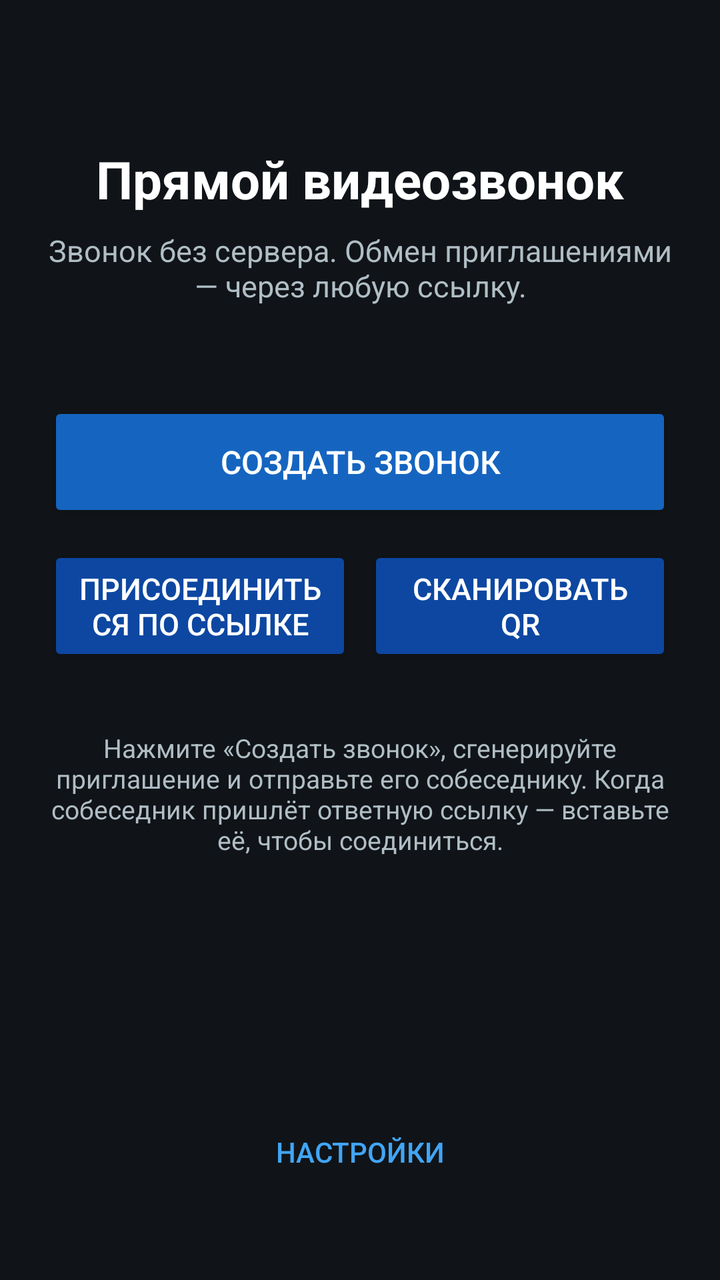
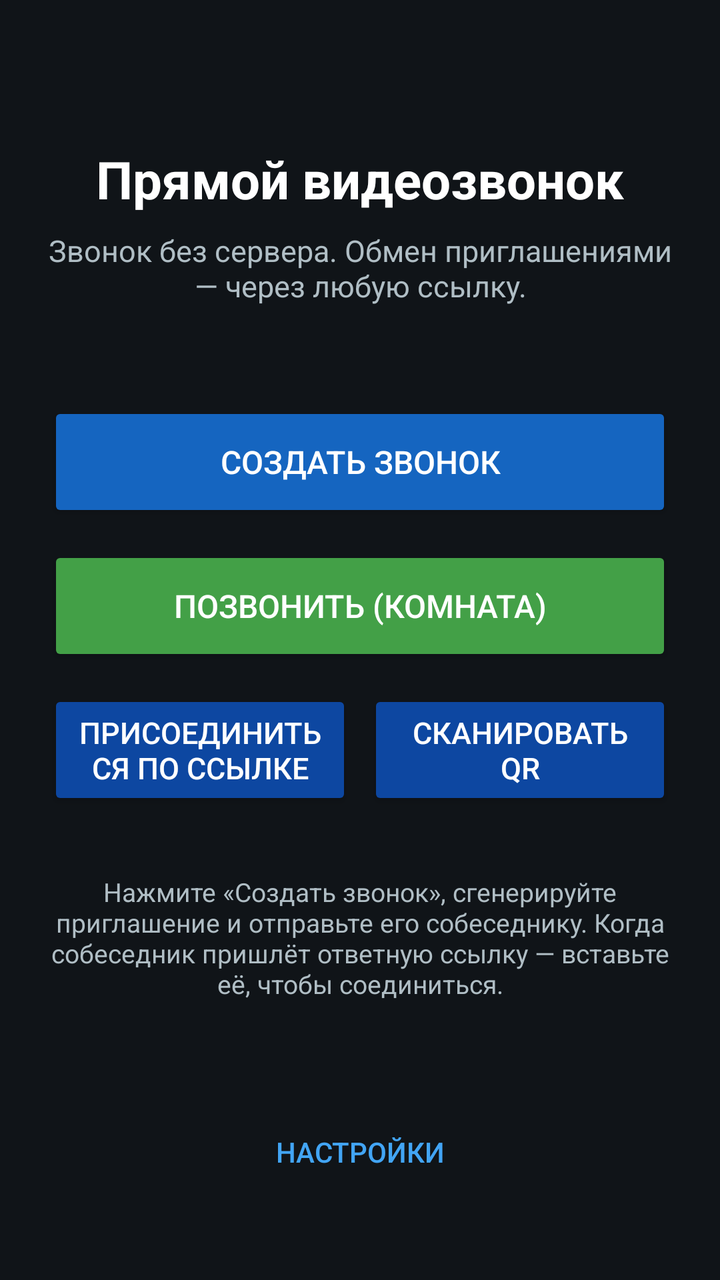

Screens rendered from an Android XML layout before and after an edit, with the pre-edit source and the edit as a unified diff.
<!-- AndroidManifest.xml: activity theme Theme.P2PCall -->
<!-- res/layout/activity_main.xml -->
<?xml version="1.0" encoding="utf-8"?>
<androidx.constraintlayout.widget.ConstraintLayout xmlns:android="http://schemas.android.com/apk/res/android"
    xmlns:app="http://schemas.android.com/apk/res-auto"
    android:layout_width="match_parent"
    android:layout_height="match_parent"
    android:background="@color/bg_dark"
    android:padding="24dp">

    <TextView
        android:id="@+id/titleView"
        android:layout_width="0dp"
        android:layout_height="wrap_content"
        android:layout_marginTop="48dp"
        android:gravity="center"
        android:text="@string/home_title"
        android:textColor="@color/text_primary"
        android:textSize="26sp"
        android:textStyle="bold"
        app:layout_constraintEnd_toEndOf="parent"
        app:layout_constraintStart_toStartOf="parent"
        app:layout_constraintTop_toTopOf="parent" />

    <TextView
        android:id="@+id/subtitleView"
        android:layout_width="0dp"
        android:layout_height="wrap_content"
        android:layout_marginTop="8dp"
        android:gravity="center"
        android:text="@string/home_subtitle"
        android:textColor="@color/text_secondary"
        android:textSize="15sp"
        app:layout_constraintEnd_toEndOf="parent"
        app:layout_constraintStart_toStartOf="parent"
        app:layout_constraintTop_toBottomOf="@id/titleView" />

    <Button
        android:id="@+id/btnCreateCall"
        style="@style/Widget.AppCompat.Button.Colored"
        android:layout_width="0dp"
        android:layout_height="60dp"
        android:layout_marginTop="48dp"
        android:backgroundTint="@color/brand"
        android:text="@string/btn_create_call"
        android:textColor="@color/text_primary"
        android:textSize="16sp"
        app:layout_constraintEnd_toEndOf="parent"
        app:layout_constraintStart_toStartOf="parent"
        app:layout_constraintTop_toBottomOf="@id/subtitleView" />

    <LinearLayout
        android:id="@+id/joinRow"
        android:layout_width="0dp"
        android:layout_height="wrap_content"
        android:layout_marginTop="12dp"
        android:orientation="horizontal"
        app:layout_constraintEnd_toEndOf="parent"
        app:layout_constraintStart_toStartOf="parent"
        app:layout_constraintTop_toBottomOf="@id/btnCreateCall">

        <Button
            android:id="@+id/btnJoinCall"
            style="@style/Widget.AppCompat.Button.Colored"
            android:layout_width="0dp"
            android:layout_height="60dp"
            android:layout_weight="1"
            android:backgroundTint="@color/brand_dark"
            android:text="@string/btn_join_call"
            android:textColor="@color/text_primary"
            android:textSize="15sp" />

        <Button
            android:id="@+id/btnScanQr"
            style="@style/Widget.AppCompat.Button.Colored"
            android:layout_width="0dp"
            android:layout_height="60dp"
            android:layout_marginStart="8dp"
            android:layout_weight="1"
            android:backgroundTint="@color/brand_dark"
            android:text="@string/btn_scan_qr"
            android:textColor="@color/text_primary"
            android:textSize="15sp" />
    </LinearLayout>

        <TextView
        android:id="@+id/hintView"
        android:layout_width="0dp"
        android:layout_height="wrap_content"
        android:layout_marginTop="32dp"
        android:gravity="center"
        android:text="@string/home_hint"
        android:textColor="@color/text_secondary"
        android:textSize="13sp"
        app:layout_constraintEnd_toEndOf="parent"
        app:layout_constraintStart_toStartOf="parent"
        app:layout_constraintTop_toBottomOf="@id/joinRow" />

    <Button
        android:id="@+id/btnSettings"
        style="@style/Widget.AppCompat.Button.Borderless"
        android:layout_width="wrap_content"
        android:layout_height="wrap_content"
        android:layout_marginBottom="16dp"
        android:text="@string/btn_settings"
        android:textColor="@color/brand_light"
        app:layout_constraintBottom_toBottomOf="parent"
        app:layout_constraintEnd_toEndOf="parent"
        app:layout_constraintStart_toStartOf="parent" />

</androidx.constraintlayout.widget.ConstraintLayout>
<!-- resources referenced by this layout -->
<resources>
  <color name="bg_dark">#101418</color>
  <color name="brand">#1565C0</color>
  <color name="brand_dark">#0D47A1</color>
  <color name="brand_light">#42A5F5</color>
  <color name="text_primary">#FFFFFF</color>
  <color name="text_secondary">#B0BEC5</color>
  <string name="btn_create_call">Создать звонок</string>
  <string name="btn_join_call">Присоединиться по ссылке</string>
  <string name="btn_scan_qr">Сканировать QR</string>
  <string name="btn_settings">Настройки</string>
  <string name="home_hint">Нажмите «Создать звонок», сгенерируйте приглашение и отправьте его собеседнику. Когда собеседник пришлёт ответную ссылку — вставьте её, чтобы соединиться.</string>
  <string name="home_subtitle">Звонок без сервера. Обмен приглашениями — через любую ссылку.</string>
  <string name="home_title">Прямой видеозвонок</string>
  <style name="Theme.P2PCall" parent="Theme.AppCompat.DayNight.NoActionBar">
          <item name="colorPrimary">@color/brand</item>
          <item name="colorPrimaryDark">@color/brand_dark</item>
          <item name="colorAccent">@color/brand_light</item>
          <item name="android:windowBackground">@color/bg_dark</item>
          <item name="android:statusBarColor" tools:targetApi="21">@color/brand_dark</item>
      </style>
</resources>

<!-- the commit's change to res/layout/activity_main.xml (unified diff, before → after) -->
@@ -47,6 +47,20 @@
         app:layout_constraintStart_toStartOf="parent"
         app:layout_constraintTop_toBottomOf="@id/subtitleView" />
 
+    <Button
+        android:id="@+id/btnRoomCall"
+        style="@style/Widget.AppCompat.Button.Colored"
+        android:layout_width="0dp"
+        android:layout_height="60dp"
+        android:layout_marginTop="12dp"
+        android:backgroundTint="@color/ok"
+        android:text="@string/btn_room_call"
+        android:textColor="@color/text_primary"
+        android:textSize="16sp"
+        app:layout_constraintEnd_toEndOf="parent"
+        app:layout_constraintStart_toStartOf="parent"
+        app:layout_constraintTop_toBottomOf="@id/btnCreateCall" />
+
     <LinearLayout
         android:id="@+id/joinRow"
         android:layout_width="0dp"
@@ -55,7 +69,7 @@
         android:orientation="horizontal"
         app:layout_constraintEnd_toEndOf="parent"
         app:layout_constraintStart_toStartOf="parent"
-        app:layout_constraintTop_toBottomOf="@id/btnCreateCall">
+        app:layout_constraintTop_toBottomOf="@id/btnRoomCall">
 
         <Button
             android:id="@+id/btnJoinCall"
<!-- resource entries referenced after the edit -->
@@ -4,10 +4,12 @@
   <color name="brand">#1565C0</color>
   <color name="brand_dark">#0D47A1</color>
   <color name="brand_light">#42A5F5</color>
+  <color name="ok">#43A047</color>
   <color name="text_primary">#FFFFFF</color>
   <color name="text_secondary">#B0BEC5</color>
   <string name="btn_create_call">Создать звонок</string>
   <string name="btn_join_call">Присоединиться по ссылке</string>
+  <string name="btn_room_call">Позвонить (комната)</string>
   <string name="btn_scan_qr">Сканировать QR</string>
   <string name="btn_settings">Настройки</string>
   <string name="home_hint">Нажмите «Создать звонок», сгенерируйте приглашение и отправьте его собеседнику. Когда собеседник пришлёт ответную ссылку — вставьте её, чтобы соединиться.</string>
